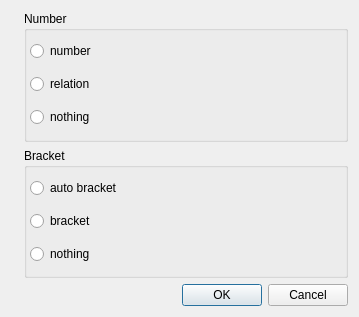
The window that mscore/mscore/tupletproperties.ui (musescore/musescore-old) describes before a commit, drawn with Qt 5.
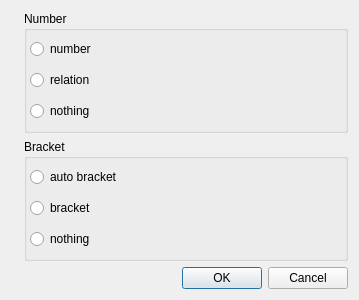
The same window after the commit. Icons and pictures are not drawn.

What changed in the file:
```diff
--- a/mscore/mscore/tupletproperties.ui
+++ b/mscore/mscore/tupletproperties.ui
@@ -6,7 +6,7 @@
     <x>0</x>
     <y>0</y>
     <width>359</width>
-    <height>317</height>
+    <height>300</height>
    </rect>
   </property>
   <property name="windowTitle" >
@@ -129,7 +129,7 @@
           <enum>Qt::Horizontal</enum>
          </property>
          <property name="standardButtons" >
-          <set>QDialogButtonBox::Cancel|QDialogButtonBox::NoButton|QDialogButtonBox::Ok</set>
+          <set>QDialogButtonBox::Cancel|QDialogButtonBox::Ok</set>
          </property>
         </widget>
        </item>
```
Left out of the diff: 26 changed lines with no effect on the pictures.
